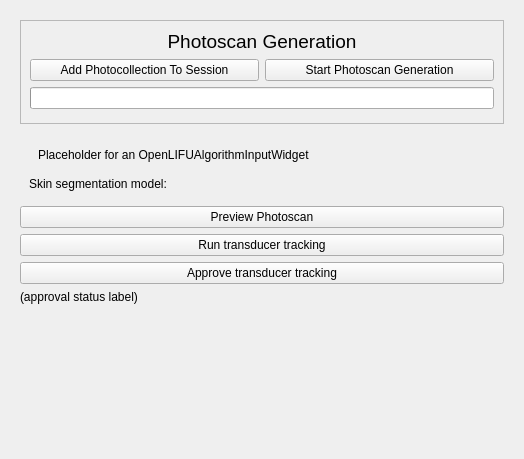
OpenwaterHealth/SlicerOpenLIFU, file OpenLIFUTransducerTracker/Resources/UI/OpenLIFUTransducerTracker.ui: the form before one commit.
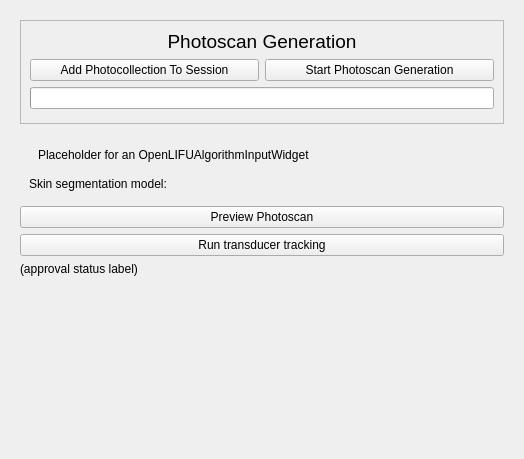
The form after the commit. Custom widgets are drawn as their Qt base class.

Commit message: Remove approve transudcer tracking button (#157)

The edit to the form file:
```diff
--- a/OpenLIFUTransducerTracker/Resources/UI/OpenLIFUTransducerTracker.ui
+++ b/OpenLIFUTransducerTracker/Resources/UI/OpenLIFUTransducerTracker.ui
@@ -144,13 +144,6 @@
         </property>
        </widget>
       </item>
-      <item>
-       <widget class="QPushButton" name="approveButton">
-        <property name="text">
-         <string>Approve transducer tracking</string>
-        </property>
-       </widget>
-      </item>
       <item>
        <widget class="QLabel" name="approvalStatusLabel">
         <property name="text">
```
The commit also changes 1 other file.
